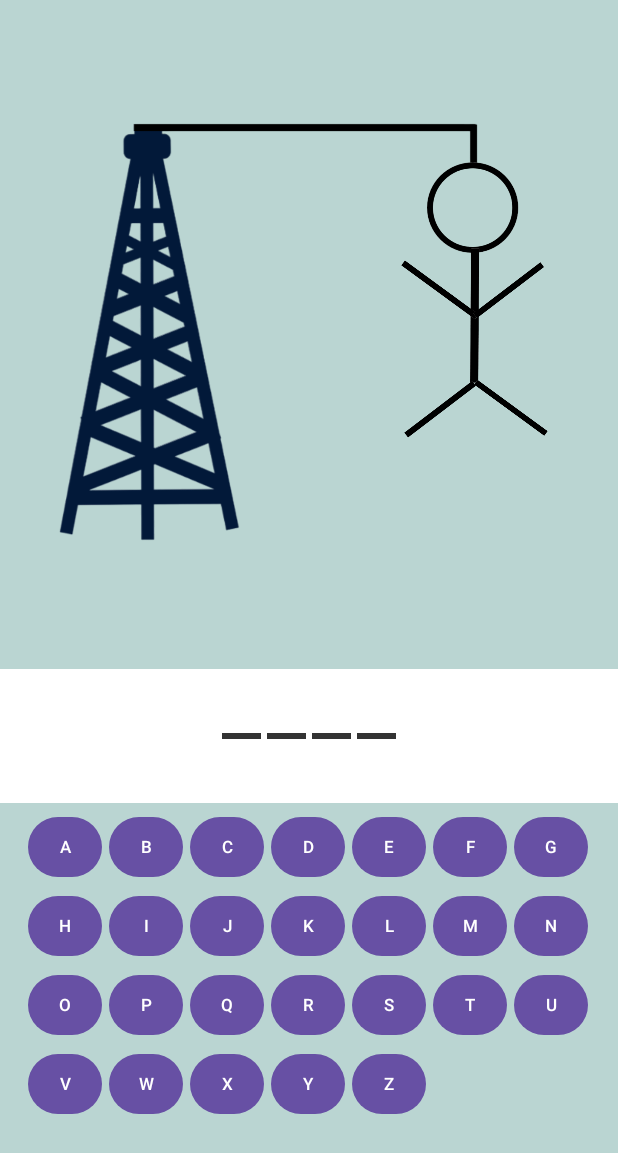
After one commit to DiegoLG15/Lab1_20200839, an Android app: the MainActivity2 screen opened directly, with no data from a screen before it, on a phone screen of 412 x 824 dp. The commit adds this screen. Shown: the top 1153 px of the screen. Run offline under Robolectric (Android 15) with nearby library versions, the phone set to English and light mode, and no system bars.

Commit message:
logica completa p2+diseno

```diff
--- a/app/src/main/AndroidManifest.xml
+++ b/app/src/main/AndroidManifest.xml
@@ -13,6 +13,9 @@
         android:theme="@style/Theme.Lab1_20200839"
         tools:targetApi="31">
         <activity
+            android:name=".MainActivity2"
+            android:exported="false" />
+        <activity
             android:name=".MainActivity"
             android:exported="true">
             <intent-filter>
--- a/app/src/main/java/com/example/lab1_20200839/MainActivity.java
+++ b/app/src/main/java/com/example/lab1_20200839/MainActivity.java
@@ -4,6 +4,7 @@ import androidx.annotation.NonNull;
 import androidx.appcompat.app.AppCompatActivity;
 
 import android.content.Context;
+import android.content.Intent;
 import android.graphics.Color;
 import android.os.Bundle;
 import android.view.ContextMenu;
@@ -42,5 +43,10 @@ public class MainActivity extends AppCompatActivity {
             return super.onContextItemSelected(item);
         }
     }
+    public void jugar(View view){
+        Intent intent = new Intent(this, MainActivity2.class);
+        startActivity(intent);
+    }
+
 
 }
--- /dev/null
+++ b/app/src/main/java/com/example/lab1_20200839/MainActivity2.java
@@ -0,0 +1,139 @@
+package com.example.lab1_20200839;
+
+import androidx.appcompat.app.AlertDialog;
+import androidx.appcompat.app.AppCompatActivity;
+
+import android.content.DialogInterface;
+import android.graphics.Color;
+import android.media.Image;
+import android.os.Bundle;
+import android.view.Gravity;
+import android.view.View;
+import android.view.ViewGroup;
+import android.widget.GridView;
+import android.widget.ImageView;
+import android.widget.LinearLayout;
+import android.widget.TextView;
+
+import java.util.Random;
+
+public class MainActivity2 extends AppCompatActivity {
+    private String[] palabras;
+    private int numCorr;
+    private Random random;
+    private TextView[] letrasView;
+    private String palabraActual;
+    private LinearLayout wordLayout;
+    private TecladoLetras adapter;
+    private GridView gridView;
+    private int numChars;
+    private ImageView[] parts;
+    private int sizeParts=6;
+    private int parteActual;
+
+
+    @Override
+    protected void onCreate(Bundle savedInstanceState) {
+        super.onCreate(savedInstanceState);
+        setContentView(R.layout.activity_main2);
+        palabras=getResources().getStringArray(R.array.palabras);
+        wordLayout=findViewById(R.id.palabras);
+        gridView=findViewById(R.id.letras);
+        random=new Random();
+        parts=new ImageView[sizeParts];
+        parts[0] = findViewById(R.id.cabeza);
+        parts[1] = findViewById(R.id.cuerpo);
+        parts[2] = findViewById(R.id.brazoIzq);
+        parts[3] = findViewById(R.id.brazoDer);
+        parts[4] = findViewById(R.id.piernaIzq);
+        parts[5] = findViewById(R.id.piernaDer);
+
+
+        iniciarJuego();
+    }
+    private void iniciarJuego(){
+        String nuevaPalabra=palabras[random.nextInt(palabras.length)];
+        while(nuevaPalabra.equals(palabraActual)) nuevaPalabra=palabras[random.nextInt(palabras.length)];
+        palabraActual=nuevaPalabra;
+
+        letrasView=new TextView[palabraActual.length()];
+        for(int i=0;i<palabraActual.length();i++){
+            letrasView[i]=new TextView(this);
+            letrasView[i].setText(""+palabraActual.charAt(i));
+            letrasView[i].setLayoutParams(new ViewGroup.LayoutParams(ViewGroup.LayoutParams.WRAP_CONTENT, ViewGroup.LayoutParams.WRAP_CONTENT));
+            letrasView[i].setGravity(Gravity.CENTER);
+            letrasView[i].setTextColor(Color.WHITE);
+            letrasView[i].setBackgroundResource(R.drawable.colocar_letra);
+            wordLayout.addView(letrasView[i]);
+        }
+        adapter=new TecladoLetras(this);
+        gridView.setAdapter(adapter);
+        numCorr=0;
+        parteActual=0;
+        numChars=palabraActual.length();
+    }
+    public void letraPresionada(View view){
+        String letra=((TextView) view).getText().toString();
+        char letrachar=letra.charAt(0);
+
+        view.setEnabled(false);
+        boolean bandera=false;
+        for(int i=0;i<palabraActual.length();i++){
+            if(palabraActual.charAt(i)==letrachar){
+                bandera=true;
+                numCorr++;
+                letrasView[i].setTextColor(Color.BLACK);
+            }
+        }
+        if(bandera){
+            if(numCorr==numChars){
+                desabilitarBotones();
+                AlertDialog.Builder builder=new AlertDialog.Builder(this);
+                builder.setTitle("Ganaste");
+                builder.setMessage("Felicidades!\n\nLa reespuesta era \n\n" +palabraActual);
+                builder.setPositiveButton("Jugar nuevamente", new DialogInterface.OnClickListener() {
+                    @Override
+                    public void onClick(DialogInterface dialog, int which) {
+                        MainActivity2.this.iniciarJuego();
+
+                    }
+                });
+                builder.setPositiveButton("Salir", new DialogInterface.OnClickListener() {
+                    @Override
+                    public void onClick(DialogInterface dialog, int which) {
+                        MainActivity2.this.finish();
+                    }
+                });
+                builder.show();
+            }
+        } else if (parteActual<sizeParts) {
+            parts[parteActual].setVisibility(View.VISIBLE);
+            parteActual++;
+        }else {
+            desabilitarBotones();
+            AlertDialog.Builder builder=new AlertDialog.Builder(this);
+            builder.setTitle("Perdiste");
+            builder.setMessage("Sigue intentándolo!\n\nLa reespuestanera \n\n" +palabraActual);
+            builder.setPositiveButton("Jugar nuevamente", new DialogInterface.OnClickListener() {
+                @Override
+                public void onClick(DialogInterface dialog, int which) {
+                    MainActivity2.this.iniciarJuego();
+
+                }
+            });
+            builder.setPositiveButton("Salir", new DialogInterface.OnClickListener() {
+                @Override
+                public void onClick(DialogInterface dialog, int which) {
+                    MainActivity2.this.finish();
+                }
+            });
+            builder.show();
+        }
+
+    }
+    public void desabilitarBotones(){
+        for(int i=0;i<gridView.getChildCount();i++){
+            gridView.getChildAt(i).setEnabled(false);
+        }
+    }
+}
--- /dev/null
+++ b/app/src/main/java/com/example/lab1_20200839/TecladoLetras.java
@@ -0,0 +1,47 @@
+package com.example.lab1_20200839;
+
+import android.content.Context;
+import android.text.Layout;
+import android.view.LayoutInflater;
+import android.view.View;
+import android.view.ViewGroup;
+import android.widget.BaseAdapter;
+import android.widget.Button;
+
+public class TecladoLetras extends BaseAdapter {
+    private String[] letras;
+    private LayoutInflater letrasInf;
+    public TecladoLetras(Context context){
+        letras=new String[26];
+        for(int i=0;i<letras.length;i++){
+            letras[i]=""+(char)(i+'A');
+        }
+        letrasInf=LayoutInflater.from(context);
+    }
+    @Override
+    public int getCount() {
+        return letras.length;
+    }
+
+    @Override
+    public Object getItem(int position) {
+        return null;
+    }
+
+    @Override
+    public long getItemId(int position) {
+        return 0;
+    }
+
+    @Override
+    public View getView(int position, View convertView, ViewGroup parent) {
+        Button btnLetra;
+        if(convertView==null){
+            btnLetra = (Button) letrasInf.inflate(R.layout.letras,parent,false);
+        } else {
+            btnLetra=(Button) convertView;
+        }
+        btnLetra.setText(letras[position]);
+        return btnLetra;
+    }
+}
--- /dev/null
+++ b/app/src/main/res/drawable/colocar_letra.xml
@@ -0,0 +1,16 @@
+<shape xmlns:android="http://schemas.android.com/apk/res/android"
+    android:shape="line" >
+
+    <stroke
+        android:width="4dp"
+        android:color="#FF333333" />
+
+    <solid android:color="#00000000" />
+
+    <padding android:bottom="30dp" />
+
+    <size
+        android:height="30dp"
+        android:width="30dp" />
+
+</shape>
--- a/app/src/main/res/layout/activity_main.xml
+++ b/app/src/main/res/layout/activity_main.xml
@@ -4,7 +4,7 @@
     xmlns:tools="http://schemas.android.com/tools"
     android:layout_width="match_parent"
     android:layout_height="match_parent"
-    android:background="#46CA87"
+    android:background="#BAD5D2"
     tools:context=".MainActivity">
 
 
@@ -80,6 +80,7 @@
         android:layout_height="wrap_content"
         android:fontFamily="@font/tahitisansd"
         android:text="Jugar"
+        android:onClick="jugar"
         android:textSize="30sp"
         app:layout_constraintBottom_toBottomOf="parent"
         app:layout_constraintEnd_toEndOf="parent"
--- /dev/null
+++ b/app/src/main/res/layout/activity_main2.xml
@@ -0,0 +1,113 @@
+<?xml version="1.0" encoding="utf-8"?>
+<LinearLayout xmlns:android="http://schemas.android.com/apk/res/android"
+    xmlns:app="http://schemas.android.com/apk/res-auto"
+    xmlns:tools="http://schemas.android.com/tools"
+    android:layout_width="match_parent"
+    android:layout_height="match_parent"
+    tools:context=".MainActivity2"
+    android:background="#BAD5D2"
+    android:orientation="vertical">
+
+    <RelativeLayout
+        android:layout_width="match_parent"
+        android:layout_height="446dp"
+        android:gravity="center"
+        android:paddingTop="15dp">
+
+        <ImageView
+            android:id="@+id/antena"
+            android:layout_width="294dp"
+            android:layout_height="429dp"
+            android:layout_alignParentStart="true"
+            android:layout_alignParentEnd="true"
+            android:layout_centerVertical="true"
+            android:layout_marginStart="35dp"
+            android:layout_marginEnd="65dp"
+            android:layout_marginBottom="40dp"
+            app:srcCompat="@drawable/antenna_sinfondo" />
+
+        <ImageView
+            android:id="@+id/cabeza"
+            android:layout_width="181dp"
+            android:layout_height="137dp"
+            android:layout_marginStart="165dp"
+            android:layout_marginTop="23dp"
+            android:paddingStart="116dp"
+            android:paddingTop="72dp"
+            app:srcCompat="@drawable/head1_sinfondo" />
+
+        <ImageView
+            android:id="@+id/cuerpo"
+            android:layout_width="136dp"
+            android:layout_height="288dp"
+            android:layout_marginStart="188dp"
+            android:layout_marginTop="30dp"
+            android:paddingStart="120dp"
+            android:paddingTop="53dp"
+            app:srcCompat="@drawable/torso_sinfondo" />
+
+        <ImageView
+            android:id="@+id/brazoIzq"
+            android:layout_width="153dp"
+            android:layout_height="127dp"
+            android:layout_marginStart="166dp"
+            android:layout_marginTop="90dp"
+            android:paddingStart="100dp"
+            android:paddingTop="60dp"
+            app:srcCompat="@drawable/brazoizq_piernadere_sinfondo" />
+
+        <ImageView
+            android:id="@+id/brazoDer"
+            android:layout_width="170dp"
+            android:layout_height="142dp"
+            android:layout_marginStart="193dp"
+            android:layout_marginTop="84dp"
+            android:paddingStart="120dp"
+            android:paddingTop="60dp"
+            app:srcCompat="@drawable/brazodere_piernaizq_sinfondo" />
+
+        <ImageView
+            android:id="@+id/piernaIzq"
+            android:layout_width="152dp"
+            android:layout_height="148dp"
+            android:layout_marginStart="166dp"
+            android:layout_marginTop="145dp"
+            android:paddingStart="101dp"
+            android:paddingTop="90dp"
+            app:srcCompat="@drawable/brazodere_piernaizq_sinfondo" />
+
+        <ImageView
+            android:id="@+id/piernaDer"
+            android:layout_width="172dp"
+            android:layout_height="148dp"
+            android:layout_marginStart="193dp"
+            android:layout_marginTop="143dp"
+            android:paddingStart="121dp"
+            android:paddingTop="90dp"
+            app:srcCompat="@drawable/brazoizq_piernadere_sinfondo" />
+    </RelativeLayout>
+    <LinearLayout
+        android:id="@+id/palabras"
+        android:layout_width="match_parent"
+        android:layout_height="wrap_content"
+        android:layout_marginBottom="5dp"
+        android:background="@color/white"
+        android:padding="20dp"
+        android:orientation="horizontal"
+        android:gravity="center">
+
+    </LinearLayout>
+
+    <GridView
+        android:id="@+id/letras"
+        android:layout_width="374dp"
+        android:layout_height="match_parent"
+        android:layout_gravity="center"
+        android:layout_marginBottom="5dp"
+        android:background="#BAD5D2"
+        android:horizontalSpacing="5dp"
+        android:numColumns="7"
+        android:stretchMode="columnWidth"
+        android:verticalSpacing="5dp" />
+
+</LinearLayout>
--- /dev/null
+++ b/app/src/main/res/layout/letras.xml
@@ -0,0 +1,10 @@
+<?xml version="1.0" encoding="utf-8"?>
+<Button
+    xmlns:android="http://schemas.android.com/apk/res/android"
+    android:layout_width="wrap_content"
+    android:layout_height="match_parent"
+    android:padding="1dp"
+    android:textSize="11sp"
+    android:onClick="letraPresionada"
+    >
+</Button>
--- /dev/null
+++ b/app/src/main/res/values/arrays.xml
@@ -0,0 +1,11 @@
+<?xml version="1.0" encoding="utf-8"?>
+<resources>
+    <string-array name="palabras">
+        <item>REDES</item>
+        <item>PROPA</item>
+        <item>PUCP</item>
+        <item>TELITO</item>
+        <item>BATI</item>
+        <item>TELECO</item>
+    </string-array>
+</resources>
```
Also changed, not shown: app/src/main/res/drawable-mdpi/linea.png (added).
